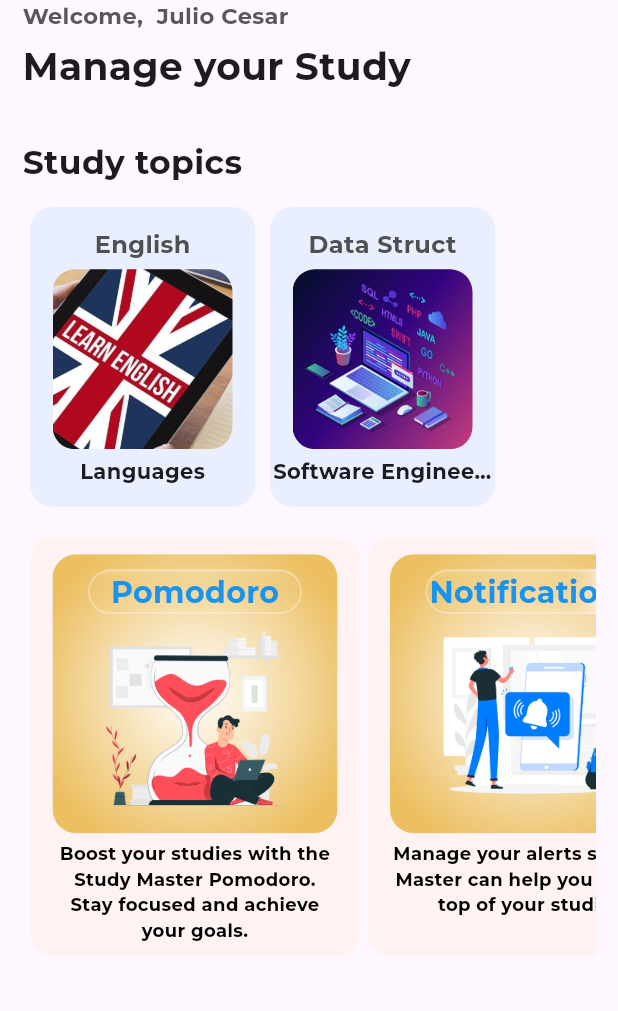
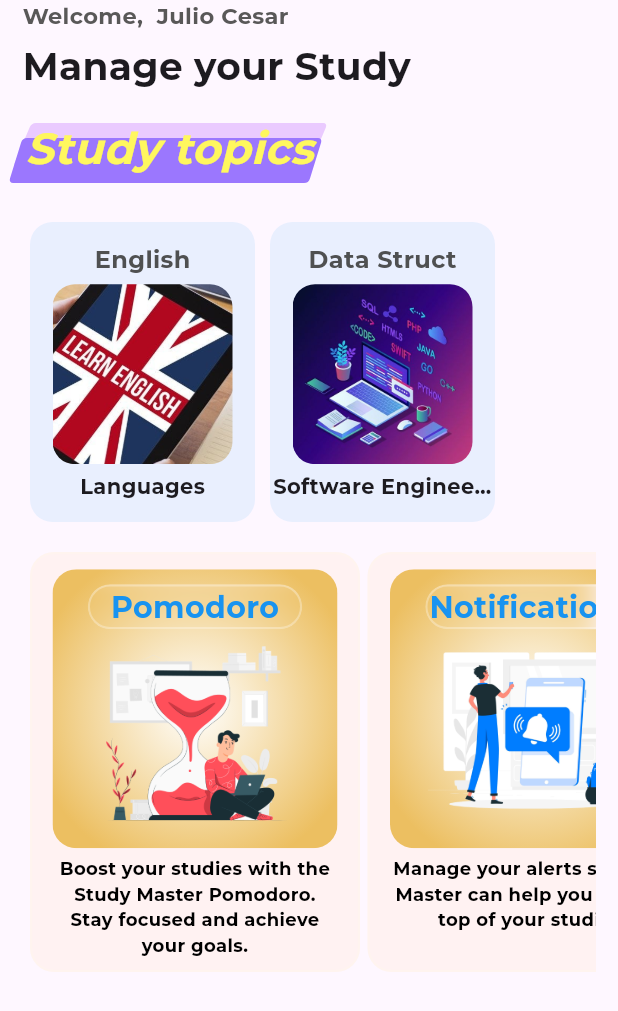
Before and after one commit to Julio1901/study-master, a Flutter app: the screen it shows after launch, on a phone screen of 412 x 824 dp. Shown: the top 1011 px of the screen. Run offline on Flutter 3.47's test engine with Material 3 defaults, Android fonts, the phone set to English and light mode, and no system bars; project files that could hold a hidden picture were left out.

Commit message:
style: Study topics title changed

```diff
--- a/features/home/lib/screens/home_screen.dart
+++ b/features/home/lib/screens/home_screen.dart
@@ -49,13 +49,41 @@ class HomeScreen extends StatelessWidget {
               ),
               Padding(
                 padding: const EdgeInsets.only(top: 30, bottom: 15),
+                child: Stack(children: [
+                  Stack(children: [
+                    Transform.translate(
+                      offset: Offset(6, -10),
+                      child: Container(
+                        width: 197.5,
+                        height: 30,
+                        decoration: BoxDecoration(
+                            color: Color.fromARGB(255, 234, 202, 255),
+                            borderRadius: BorderRadius.circular(3)),
+                        transform: Matrix4.skewX(-0.4),
+                      ),
+                    ),
+                    Container(
+                      width: 200,
+                      height: 30,
+                      decoration: BoxDecoration(
+                          color: Color.fromARGB(255, 155, 119, 254),
+                          borderRadius: BorderRadius.circular(3)),
+                      transform: Matrix4.skewX(-0.3),
+                    ),
+                  ]),
+                  Transform.translate(
+                    offset: Offset(2, -14),
                     child: Text(
                       AppStrings.getString('study-topics'),
                       style: TextStyle(
-                      fontSize: 22,
+                          fontSize: 29,
                           fontFamily: 'Montserrat',
-                      fontStyle: FontStyle.normal),
+                          fontStyle: FontStyle.italic,
+                          fontWeight: FontWeight.bold,
+                          color: Color.fromARGB(255, 255, 247, 94)),
                     ),
+                  ),
+                ]),
               ),
               SizedBox(
                   width: double.infinity,
@@ -104,13 +132,18 @@ class HomeScreen extends StatelessWidget {
               SingleChildScrollView(
                 scrollDirection: Axis.horizontal,
                 child: Row(
-                  children: Provider.of<MainViewModel>(context).studyAidSuiteListViewmodel.getStudyAuidSuiteList().map((item) {
+                  children: Provider.of<MainViewModel>(context)
+                      .studyAidSuiteListViewmodel
+                      .getStudyAuidSuiteList()
+                      .map((item) {
                     return Padding(
                       padding: const EdgeInsets.only(left: 5),
-                      child: CardStudyAidSuite(title: item.title, description: item.description, iconName: item.iconName),
+                      child: CardStudyAidSuite(
+                          title: item.title,
+                          description: item.description,
+                          iconName: item.iconName),
                     );
-                  }).toList() ,
-
+                  }).toList(),
                 ),
               )
             ],
```
Lines whose indentation alone changed are shown as unchanged.
